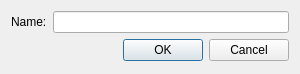
Qt form UI/DlgEditCountry.ui (Folcogh/DocRider) before a commit.
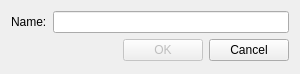
The same form after that commit.

Diff of the .ui file:
```diff
--- a/UI/DlgEditCountry.ui
+++ b/UI/DlgEditCountry.ui
@@ -48,6 +48,9 @@
      </item>
      <item>
       <widget class="QPushButton" name="ButtonOK">
+       <property name="enabled">
+        <bool>false</bool>
+       </property>
        <property name="text">
         <string>OK</string>
        </property>
```
